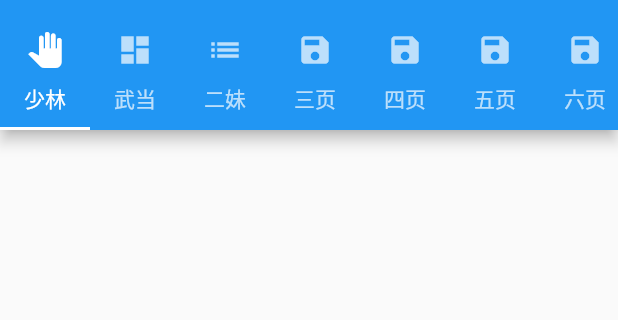
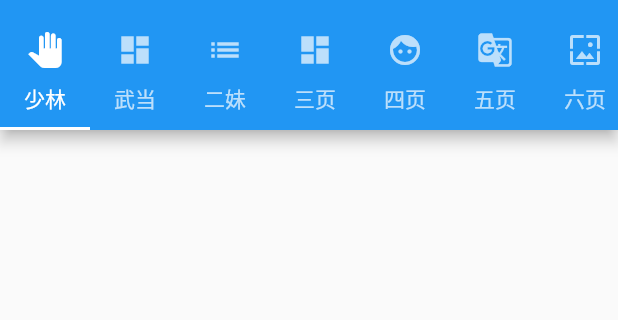
Before and after one commit to 5120170912/Flutter_video_study, a Flutter app: the screen it shows after launch, on a phone screen of 412 x 824 dp, the part 65-385 px from its top. Run offline on Flutter 3.47's test engine with Material 2 defaults, Android fonts, the phone set to English and light mode, and no system bars.

Commit message:
更新 tabbar_test2_page.dart

```diff
--- a/lib/subnavigation_bar_learn/tabbar_test2_page.dart
+++ b/lib/subnavigation_bar_learn/tabbar_test2_page.dart
@@ -20,12 +20,12 @@ class _TabBarTestPageState extends State<TabBarTest2Page> with SingleTickerProvi
     Tab(text: '少林',icon: Icon(Icons.pan_tool),),
     Tab(text: '武当',icon: Icon(Icons.dashboard),),
     Tab(text: '二妹',icon: Icon(Icons.list),),
-    Tab(text: '三页',icon: Icon(Icons.save),),
-    Tab(text: '四页',icon: Icon(Icons.save),),
-    Tab(text: '五页',icon: Icon(Icons.save),),
-    Tab(text: '六页',icon: Icon(Icons.save),),
-    Tab(text: '七页',icon: Icon(Icons.save),),
-    Tab(text: '八页',icon: Icon(Icons.save),),
+    Tab(text: '三页',icon: Icon(Icons.dashboard),),
+    Tab(text: '四页',icon: Icon(Icons.face),),
+    Tab(text: '五页',icon: Icon(Icons.g_translate),),
+    Tab(text: '六页',icon: Icon(Icons.wallpaper),),
+    Tab(text: '七页',icon: Icon(Icons.edit),),
+    Tab(text: '八页',icon: Icon(Icons.radio),),
   ];
 
   //页面列表
```
